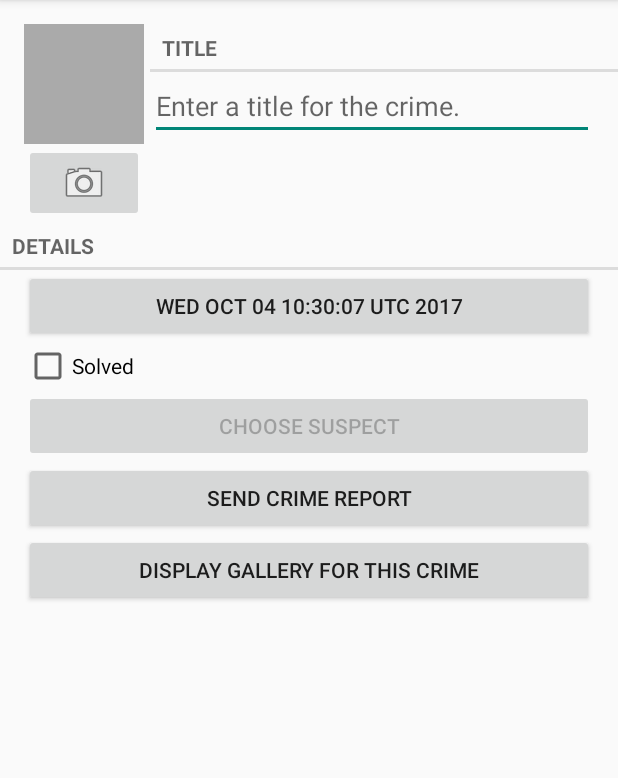
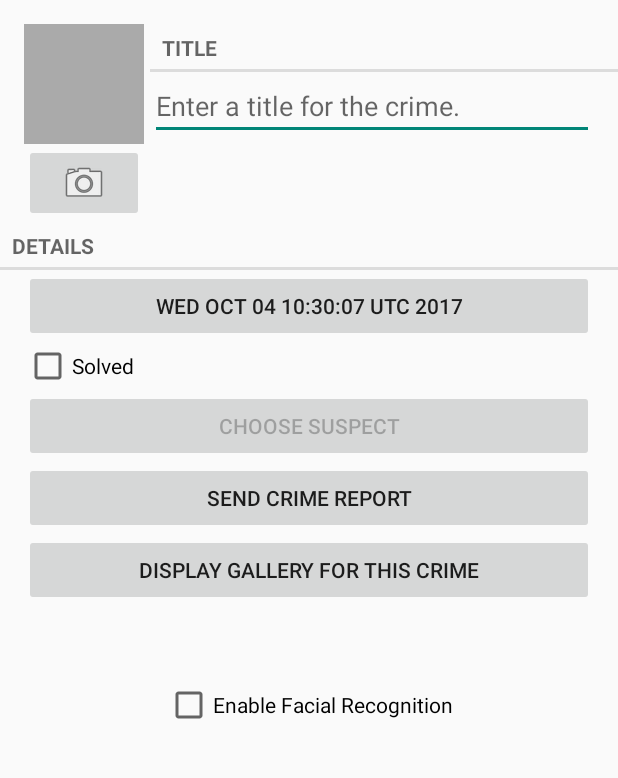
Before and after one commit to desmreczak/CS-528, an Android app: the CrimeFragment screen opened directly, with no data from a screen before it, on a phone screen of 412 x 824 dp, the part 84-862 px from its top. Run offline under Robolectric (Android 15) with nearby library versions, the phone set to English and light mode, and no system bars.

Commit message:
Added Enable Face Recognition Checkbox; error is thrown after image is saved from camera on gallery_button because it's value is null

```diff
--- a/16_CameraIntent/CriminalIntent/app/src/main/java/com/bignerdranch/android/criminalintent/CrimeFragment.java
+++ b/16_CameraIntent/CriminalIntent/app/src/main/java/com/bignerdranch/android/criminalintent/CrimeFragment.java
@@ -16,6 +16,7 @@ import android.support.v4.content.FileProvider;
 import android.text.Editable;
 import android.text.TextWatcher;
 import android.text.format.DateFormat;
+import android.util.Log;
 import android.view.LayoutInflater;
 import android.view.View;
 import android.view.ViewGroup;
@@ -68,6 +69,7 @@ public class CrimeFragment extends Fragment {
         UUID crimeId = (UUID) getArguments().getSerializable(ARG_CRIME_ID);
         mCrime = CrimeLab.get(getActivity()).getCrime(crimeId);
         mPhotoFile = CrimeLab.get(getActivity()).getPhotoFile(mCrime);
+        Log.d("DEBUG", "CrimeFragment.java -- onCreate()");
     }
 
     @Override
@@ -83,6 +85,7 @@ public class CrimeFragment extends Fragment {
     public View onCreateView(LayoutInflater inflater, ViewGroup container,
                              Bundle savedInstanceState) {
         View v = inflater.inflate(R.layout.fragment_crime, container, false);
+        Log.d("DEBUG", "CrimeFragment.java -- onCreateView()");
 
         mTitleField = (EditText) v.findViewById(R.id.crime_title);
         mTitleField.setText(mCrime.getTitle());
@@ -103,11 +106,13 @@ public class CrimeFragment extends Fragment {
             }
         });
 
+        Log.d("DEBUG", "CrimeFragment.java -- onCreate()-- Before Date Button Listener");
         mDateButton = (Button) v.findViewById(R.id.crime_date);
         updateDate();
         mDateButton.setOnClickListener(new View.OnClickListener() {
             @Override
             public void onClick(View v) {
+                Log.d("DEBUG", "CrimeFragment.java -- onCreate()-- In Date Button Listener");
                 FragmentManager manager = getFragmentManager();
                 DatePickerFragment dialog = DatePickerFragment
                         .newInstance(mCrime.getDate());
@@ -116,18 +121,22 @@ public class CrimeFragment extends Fragment {
             }
         });
 
+        Log.d("DEBUG", "CrimeFragment.java -- onCreate()-- Before Solved Checkbox");
         mSolvedCheckbox = (CheckBox) v.findViewById(R.id.crime_solved);
         mSolvedCheckbox.setChecked(mCrime.isSolved());
         mSolvedCheckbox.setOnCheckedChangeListener(new OnCheckedChangeListener() {
             @Override
             public void onCheckedChanged(CompoundButton buttonView, boolean isChecked) {
+                Log.d("DEBUG", "CrimeFragment.java -- onCreate()-- In Solved Checkbox listener");
                 mCrime.setSolved(isChecked);
             }
         });
 
+        Log.d("DEBUG", "CrimeFragment.java -- onCreate()-- Before Crime Report Button");
         mReportButton = (Button)v.findViewById(R.id.crime_report);
         mReportButton.setOnClickListener(new View.OnClickListener() {
             public void onClick(View v) {
+                Log.d("DEBUG", "CrimeFragment.java -- onCreate()-- In Crime Report Button Listener");
                 Intent i = new Intent(Intent.ACTION_SEND);
                 i.setType("text/plain");
                 i.putExtra(Intent.EXTRA_TEXT, getCrimeReport());
@@ -139,11 +148,13 @@ public class CrimeFragment extends Fragment {
             }
         });
 
+        Log.d("DEBUG", "CrimeFragment.java -- onCreate()-- Before Crime Suspect Button");
         final Intent pickContact = new Intent(Intent.ACTION_PICK,
                 ContactsContract.Contacts.CONTENT_URI);
         mSuspectButton = (Button)v.findViewById(R.id.crime_suspect);
         mSuspectButton.setOnClickListener(new View.OnClickListener() {
             public void onClick(View v) {
+                Log.d("DEBUG", "CrimeFragment.java -- onCreate()-- In Crime Suspect Button Listener");
                 startActivityForResult(pickContact, REQUEST_CONTACT);
             }
         });
@@ -158,21 +169,28 @@ public class CrimeFragment extends Fragment {
             mSuspectButton.setEnabled(false);
         }
 
+        Log.d("DEBUG", "CrimeFragment.java -- onCreate()-- Before Photo Button");
         mPhotoButton = (ImageButton) v.findViewById(R.id.crime_camera);
         final Intent captureImage = new Intent(MediaStore.ACTION_IMAGE_CAPTURE);
 
+        Log.d("DEBUG", "CrimeFragment.java -- onCreate()-- Before Setting can take photo");
         boolean canTakePhoto = mPhotoFile != null &&
                 captureImage.resolveActivity(packageManager) != null;
         mPhotoButton.setEnabled(canTakePhoto);
 
+        Log.d("DEBUG", "CrimeFragment.java -- onCreate()-- Before can take photo");
         if (canTakePhoto) {
+            Log.d("DEBUG", "CrimeFragment.java -- onCreate()-- Before URI is set");
             Uri uri =  FileProvider.getUriForFile(getContext(), getContext().getApplicationContext().getPackageName() + ".my.package.name.provider", mPhotoFile);
+            Log.d("DEBUG", "CrimeFragment.java -- onCreate()-- Before Capture Image");
             captureImage.putExtra(MediaStore.EXTRA_OUTPUT, uri);
         }
 
+        Log.d("DEBUG", "CrimeFragment.java -- onCreate()-- Before Photo Button Listener");
         mPhotoButton.setOnClickListener(new View.OnClickListener() {
             @Override
             public void onClick(View v) {
+                Log.d("DEBUG", "CrimeFragment.java -- onCreate()-- In Photo Button Listener");
                 startActivityForResult(captureImage, REQUEST_PHOTO);
             }
         });
@@ -180,21 +198,21 @@ public class CrimeFragment extends Fragment {
         /**
          * to display a bunch of image, create an intent with GalleryViewActivity.Companion.newIntent(activity, <an arraylist of image files>)
          */
+        Log.d("DEBUG", "CrimeFragment.java -- onCreate()-- Before Gallery Button");
         galleryButton = (Button) v.findViewById(R.id.gallery_button);
         galleryButton.setOnClickListener(new View.OnClickListener() {
             @Override
             public void onClick(View view) {
+                Log.d("DEBUG", "CrimeFragment.java -- onCreate()-- In Photo Button Listener");
                 startActivity(GalleryViewActivity.Companion.newIntent(CrimeFragment.this.getActivity(), new ArrayList<File>(){{
-                    add(mPhotoFile);
-                    add(mPhotoFile);
-                    add(mPhotoFile);
+                    Log.d("DEBUG", "CrimeFragment.java -- onCreate()-- Adding Photos");
                     add(mPhotoFile);
                     add(mPhotoFile);
                 }}));
             }
         });
 
-
+        Log.d("DEBUG", "CrimeFragment.java -- onCreate()-- Before Update ImageView");
         mPhotoView = (ImageView) v.findViewById(R.id.crime_photo);
         updatePhotoView();
 
@@ -271,9 +289,12 @@ public class CrimeFragment extends Fragment {
     }
 
     private void updatePhotoView() {
+        Log.d("DEBUG", "CrimeFragment.java -- updatePhotoView()-- Before ImagView is set");
         if (mPhotoFile == null || !mPhotoFile.exists()) {
+            Log.d("DEBUG", "CrimeFragment.java -- onCreate()-- ImageView set to NULL");
             mPhotoView.setImageDrawable(null);
         } else {
+            Log.d("DEBUG", "CrimeFragment.java -- onCreate()-- ImageView set from the bitmap");
             Bitmap bitmap = PictureUtils.getScaledBitmap(
                     mPhotoFile.getPath(), getActivity());
             mPhotoView.setImageBitmap(bitmap);
--- a/16_CameraIntent/CriminalIntent/app/src/main/java/com/bignerdranch/android/criminalintent/GalleryViewActivity.kt
+++ b/16_CameraIntent/CriminalIntent/app/src/main/java/com/bignerdranch/android/criminalintent/GalleryViewActivity.kt
@@ -46,6 +46,7 @@ class GalleryViewActivity : AppCompatActivity() {
     var recyclerAdapter: GalleryAdapter? = null
     var layoutManager: RecyclerView.LayoutManager? = null
     var detector : FaceDetector? = null
+
     override fun onCreate(savedInstanceState: Bundle?) {
         super.onCreate(savedInstanceState)
         setContentView(R.layout.activity_gallery_view)
--- a/16_CameraIntent/CriminalIntent/app/src/main/res/layout/fragment_crime.xml
+++ b/16_CameraIntent/CriminalIntent/app/src/main/res/layout/fragment_crime.xml
@@ -26,6 +26,7 @@
         android:layout_marginLeft="16dp"
         android:layout_marginRight="16dp"
         android:text="@string/crime_solved_label"/>
+
     <Button
         android:id="@+id/crime_suspect"
         android:layout_width="match_parent"
@@ -51,4 +52,15 @@
         android:layout_marginRight="16dp"
         android:text="Display Gallery for this crime" />
 
+    <CheckBox
+        android:id="@+id/face_checkbox"
+        android:layout_width="wrap_content"
+        android:layout_height="wrap_content"
+        android:layout_gravity="center_horizontal"
+        android:layout_marginLeft="16dp"
+        android:layout_marginRight="16dp"
+        android:layout_marginTop="50dp"
+        android:text="Enable Facial Recognition"
+        android:textAlignment="viewStart" />
+
 </LinearLayout>
```
Also changed, not shown: 16_CameraIntent/CriminalIntent/app/src/main/AndroidManifest.xml (+6 -2 lines).
